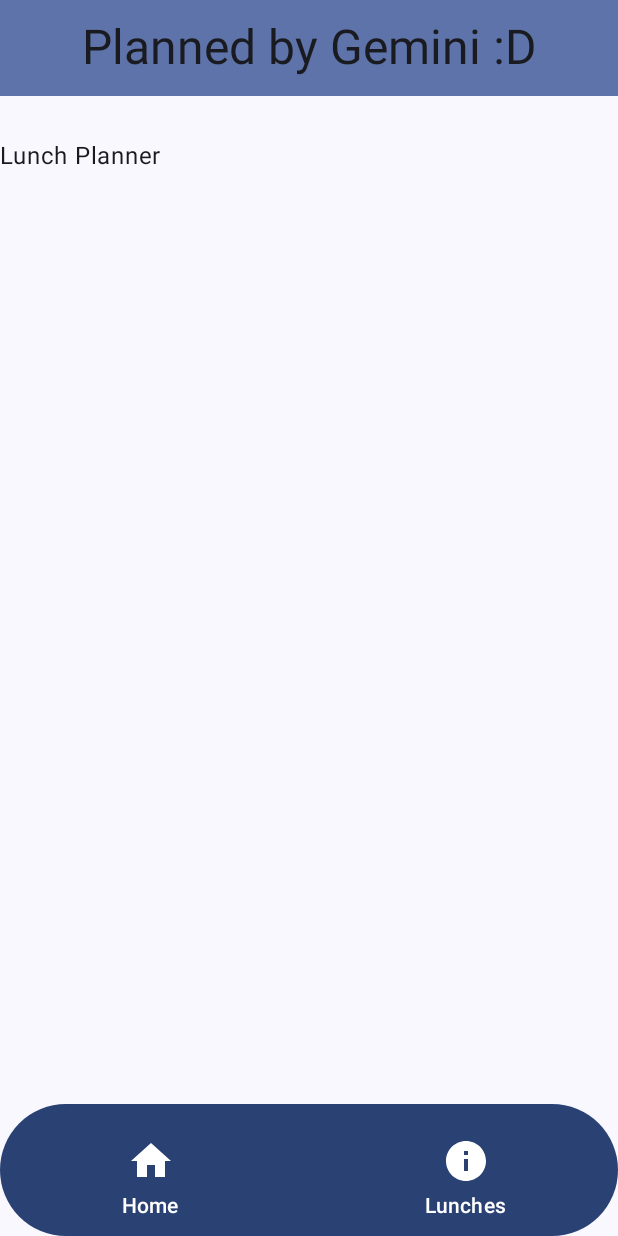
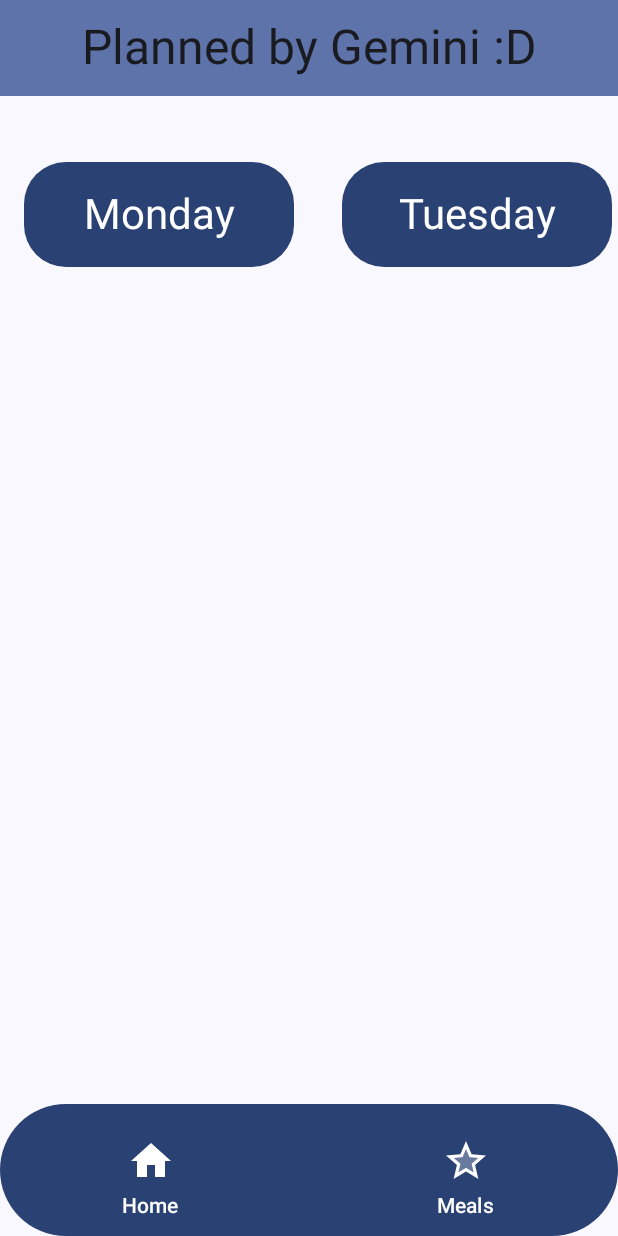
Before and after one commit to teodoradriann/GemiChef, an Android app built with Jetpack Compose: the screen it shows after launch (MainActivity), item 2 of the bottom bar chosen, on a phone screen of 412 x 824 dp. Run offline under Robolectric (Android 15) with nearby library versions, the phone set to English and light mode, and no system bars.

Commit message:
finished the list of days for the lunch screen

```diff
--- a/app/src/main/java/com/example/gemichef/MainActivity.kt
+++ b/app/src/main/java/com/example/gemichef/MainActivity.kt
@@ -4,7 +4,9 @@ import android.os.Bundle
 import androidx.activity.ComponentActivity
 import androidx.activity.compose.setContent
 import androidx.activity.enableEdgeToEdge
+import androidx.lifecycle.viewmodel.compose.viewModel
 import com.example.gemichef.ui.theme.GemiChefTheme
+import com.example.gemichef.viewmodels.PersonViewModel
 import com.example.gemichef.views.MainScreen
 
 class MainActivity : ComponentActivity() {
@@ -13,7 +15,8 @@ class MainActivity : ComponentActivity() {
         enableEdgeToEdge()
         setContent {
             GemiChefTheme {
-                MainScreen()
+                val personViewModel: PersonViewModel = viewModel()
+                MainScreen(personViewModel = personViewModel)
             }
         }
     }
--- a/app/src/main/java/com/example/gemichef/models/Person.kt
+++ b/app/src/main/java/com/example/gemichef/models/Person.kt
@@ -5,9 +5,12 @@ data class Person (
     val gender: String? = null,
     val weight: Int? = null,
     val height: Int? = null,
-    val fitnessObjective: String? = null
+    val fitnessObjective: String? = null,
+    val lunchPlan: MutableList<Meal>? = null,
+    val selectedDay: String? = null
 )
 
 
 val heights = List(120) { (it + 121) }
 val weights = List(120) { (it + 51) }
+val days = listOf("Monday", "Tuesday", "Wednesday", "Thursday", "Friday", "Saturday", "Sunday")
--- a/app/src/main/java/com/example/gemichef/viewmodels/PersonViewModel.kt
+++ b/app/src/main/java/com/example/gemichef/viewmodels/PersonViewModel.kt
@@ -32,6 +32,10 @@ class PersonViewModel : ViewModel() {
         _uiState.value = _uiState.value.copy(fitnessObjective = fitnessObjective)
     }
 
+//    fun showMealsForDay(day: String) : () -> Unit {
+//        return
+//    }
+
     fun sendToGemini() : Boolean {
         if (_uiState.value.gender != null && _uiState.value.age != null &&
             _uiState.value.weight != null && _uiState.value.height != null &&
--- a/app/src/main/java/com/example/gemichef/views/EnterInfoScreen.kt
+++ b/app/src/main/java/com/example/gemichef/views/EnterInfoScreen.kt
@@ -8,7 +8,6 @@ import androidx.compose.material3.CardDefaults
 import androidx.compose.runtime.Composable
 import androidx.compose.ui.Alignment
 import androidx.compose.ui.Modifier
-import androidx.compose.ui.res.stringResource
 import androidx.compose.ui.tooling.preview.Preview
 import androidx.compose.ui.unit.dp
 import com.example.gemichef.R
@@ -24,6 +23,8 @@ fun EnterInfo(
     age: Int,
     weight: Int,
     height: Int,
+    fitnessObjective: String,
+    gender: String = "",
     onGenderSelected: (String) -> Unit,
     onAgeSelected: (Int) -> Unit,
     onFitnessObjectiveSelected: (String) -> Unit,
@@ -42,13 +43,14 @@ fun EnterInfo(
                 horizontalAlignment = Alignment.CenterHorizontally,
                 modifier = modifier
             ) {
-                TextField(R.string.fitness_objective, onFitnessObjectiveSelected, modifier)
+                TextField(R.string.fitness_objective, fitnessObjective, onFitnessObjectiveSelected, modifier)
                 TextAndSlider(age, onAgeSelected, modifier)
-                DropdownMenu(height, stringResource(R.string.select_height), "cm", heights,
+                DropdownMenu(height, R.string.height, "cm", heights,
                     onHeightSelected, modifier)
-                DropdownMenu(weight, stringResource(R.string.select_weight), "kg", weights,
+                DropdownMenu(weight, R.string.weight, "kg", weights,
                     onWeightSelected, modifier)
                 GenderSelection(
+                    gender = gender,
                     onGenderSelected = { onGenderSelected(it) },
                     modifier
                 )
@@ -57,6 +59,7 @@ fun EnterInfo(
     }
 }
 
+
 @Preview
 @Composable
 fun EnterInfoPreview() {
@@ -64,6 +67,8 @@ fun EnterInfoPreview() {
         weight = 0,
         height = 0,
         age = 0,
+        fitnessObjective = "",
+        gender = "",
         onGenderSelected = {},
         onAgeSelected = {},
         onFitnessObjectiveSelected = {},
--- a/app/src/main/java/com/example/gemichef/views/LunchesScreen.kt
+++ b/app/src/main/java/com/example/gemichef/views/LunchesScreen.kt
@@ -1,25 +1,41 @@
 package com.example.gemichef.views
 
-import androidx.compose.foundation.layout.fillMaxSize
-import androidx.compose.material3.Text
+import androidx.compose.foundation.layout.padding
+import androidx.compose.foundation.lazy.LazyRow
+import androidx.compose.foundation.lazy.items
 import androidx.compose.runtime.Composable
 import androidx.compose.ui.Modifier
 import androidx.compose.ui.tooling.preview.Preview
+import androidx.compose.ui.unit.dp
+import com.example.gemichef.models.Meal
+import com.example.gemichef.models.days
 import com.example.gemichef.ui.theme.GemiChefTheme
+import com.example.gemichef.views.ui.elements.Bubble
 
 @Composable
 fun LunchesScreen(
+    meals: List<Meal>,
+    onClickedDay: () -> Unit,
     modifier: Modifier = Modifier
 ){
-    Text("Lunch Planner",
-        modifier = modifier.fillMaxSize()
-    )
+    LazyRow(
+        modifier = modifier
+    ) {
+        items(days) {
+            Bubble(it,
+                onClickedDay,
+                modifier = modifier.padding(16.dp))
+        }
+    }
 }
 
 @Preview
 @Composable
 fun LunchesScreenPreview() {
     GemiChefTheme {
-        LunchesScreen()
+        LunchesScreen(
+            emptyList(),
+            {}
+        )
     }
 }
--- a/app/src/main/java/com/example/gemichef/views/MainScreen.kt
+++ b/app/src/main/java/com/example/gemichef/views/MainScreen.kt
@@ -36,7 +36,7 @@ enum class Screens(@StringRes val title: Int){
 
 @Composable
 fun MainScreen(
-    personViewModel: PersonViewModel = viewModel(),
+    personViewModel: PersonViewModel,
     navController: NavHostController = rememberNavController(),
     modifier : Modifier = Modifier
 ) {
@@ -50,7 +50,6 @@ fun MainScreen(
     ) { padding ->
 
         val uiState by personViewModel.uiState.collectAsState()
-
         NavHost(
             navController = navController,
             startDestination = Screens.MainScreen.name,
@@ -79,8 +78,10 @@ fun MainScreen(
                     Spacer(modifier.padding(16.dp))
                     EnterInfo(
                         age = uiState.age ?: 0,
-                        weight = uiState.weight ?: 70,
-                        height = uiState.height ?: 170,
+                        weight = uiState.weight ?: 0,
+                        height = uiState.height ?: 0,
+                        gender = uiState.gender ?: "",
+                        fitnessObjective = uiState.fitnessObjective ?: "",
                         onGenderSelected = {
                             personViewModel.updateGender(it)
                         },
@@ -101,7 +102,7 @@ fun MainScreen(
                     GeminiButton(
                         onClick = {
                             if (personViewModel.sendToGemini()) {
-                                //navController.navigate(Screens.LunchPlannerScreen.name)
+                                navController.navigate(Screens.LunchPlannerScreen.name)
                             } else {
                                 // TODO: add popup telling user to fill in all fields
                             }
@@ -125,7 +126,12 @@ fun MainScreen(
                     )
                 }
             ) {
-                LunchesScreen()
+                LunchesScreen(
+                    uiState.lunchPlan ?: emptyList(),
+                    {
+                        //personViewModel.showMealsForDay(it)
+                    }
+                )
             }
         }
     }
@@ -137,6 +143,7 @@ fun MainScreen(
 @Composable
 fun MainScreenPreview() {
     GemiChefTheme {
-        MainScreen()
+        val personViewModel: PersonViewModel = viewModel()
+        MainScreen(personViewModel)
     }
 }
--- a/app/src/main/java/com/example/gemichef/views/ui/elements/BottomBar.kt
+++ b/app/src/main/java/com/example/gemichef/views/ui/elements/BottomBar.kt
@@ -6,7 +6,7 @@ import androidx.compose.foundation.layout.size
 import androidx.compose.foundation.shape.RoundedCornerShape
 import androidx.compose.material.icons.Icons
 import androidx.compose.material.icons.filled.Home
-import androidx.compose.material.icons.filled.Info
+import androidx.compose.material.icons.twotone.Star
 import androidx.compose.material3.Icon
 import androidx.compose.material3.MaterialTheme
 import androidx.compose.material3.NavigationBar
@@ -15,7 +15,6 @@ import androidx.compose.material3.Text
 import androidx.compose.runtime.Composable
 import androidx.compose.ui.Modifier
 import androidx.compose.ui.draw.clip
-import androidx.compose.ui.graphics.vector.ImageVector
 import androidx.compose.ui.res.stringResource
 import androidx.compose.ui.tooling.preview.Preview
 import androidx.compose.ui.unit.dp
@@ -63,7 +62,7 @@ fun BottomBar(
         NavigationBarItem(
             icon = {
                 Icon(
-                    imageVector = Icons.Default.Info,
+                    imageVector = Icons.TwoTone.Star,
                     contentDescription = "lunches",
                     tint = MaterialTheme.colorScheme.onPrimary,
                     modifier = Modifier.size(32.dp)
--- /dev/null
+++ b/app/src/main/java/com/example/gemichef/views/ui/elements/DaysBubble.kt
@@ -0,0 +1,51 @@
+package com.example.gemichef.views.ui.elements
+
+import androidx.compose.foundation.clickable
+import androidx.compose.foundation.layout.Box
+import androidx.compose.foundation.layout.fillMaxSize
+import androidx.compose.foundation.layout.size
+import androidx.compose.material3.Card
+import androidx.compose.material3.CardColors
+import androidx.compose.material3.MaterialTheme
+import androidx.compose.material3.Text
+import androidx.compose.runtime.Composable
+import androidx.compose.ui.Alignment
+import androidx.compose.ui.Modifier
+import androidx.compose.ui.tooling.preview.Preview
+import androidx.compose.ui.unit.dp
+
+@Composable
+fun Bubble(
+    day: String,
+    onClick: () -> Unit,
+    modifier: Modifier = Modifier
+) {
+    Card(
+        shape = MaterialTheme.shapes.extraLarge,
+        colors = CardColors(
+            containerColor = MaterialTheme.colorScheme.primary,
+            contentColor = MaterialTheme.colorScheme.onPrimary,
+            disabledContainerColor = MaterialTheme.colorScheme.primaryContainer,
+            disabledContentColor = MaterialTheme.colorScheme.onPrimaryContainer
+        ),
+        modifier = modifier
+            .size(width = 180.dp, height = 70.dp)
+            .clickable { onClick() }
+    ) {
+        Box(
+            modifier = Modifier.fillMaxSize(),
+            contentAlignment = Alignment.Center
+        ) {
+            Text(
+                text = day,
+                style = MaterialTheme.typography.headlineMedium
+            )
+        }
+    }
+}
+
+@Preview
+@Composable
+fun Preview() {
+    Bubble("Monday", {})
+}
--- a/app/src/main/java/com/example/gemichef/views/ui/elements/DropdownMenu.kt
+++ b/app/src/main/java/com/example/gemichef/views/ui/elements/DropdownMenu.kt
@@ -1,5 +1,6 @@
 package com.example.gemichef.views.ui.elements
 
+import androidx.annotation.StringRes
 import androidx.compose.foundation.clickable
 import androidx.compose.foundation.layout.Column
 import androidx.compose.foundation.layout.fillMaxWidth
@@ -12,18 +13,20 @@ import androidx.compose.material3.Icon
 import androidx.compose.material3.OutlinedTextField
 import androidx.compose.material3.Text
 import androidx.compose.runtime.Composable
+import androidx.compose.runtime.LaunchedEffect
 import androidx.compose.runtime.getValue
 import androidx.compose.runtime.mutableIntStateOf
 import androidx.compose.runtime.mutableStateOf
 import androidx.compose.runtime.saveable.rememberSaveable
 import androidx.compose.runtime.setValue
 import androidx.compose.ui.Modifier
+import androidx.compose.ui.res.stringResource
 import androidx.compose.ui.unit.dp
 
 @Composable
 fun DropdownMenu(
     defaultValue: Int,
-    text: String,
+    @StringRes text: Int,
     unit: String,
     options: List<Int>,
     onOptionSelected: (Int) -> Unit,
@@ -31,13 +34,18 @@ fun DropdownMenu(
 ) {
     var expanded by rememberSaveable { mutableStateOf(false) }
     var selectedOption by rememberSaveable { mutableIntStateOf(options[0]) }
+
+    LaunchedEffect(defaultValue) {
+        selectedOption = defaultValue
+    }
+
     Column(modifier = modifier.padding(16.dp)) {
         OutlinedTextField(
-            value = "$defaultValue $unit",
+            value = if (selectedOption == 0) "" else "$selectedOption $unit",
             onValueChange = {
-               onOptionSelected(selectedOption)
+
             },
-            label = { Text(text) },
+            label = { Text("Enter your ${stringResource(text)}") },
             readOnly = true,
             modifier = Modifier
                 .fillMaxWidth()
--- a/app/src/main/java/com/example/gemichef/views/ui/elements/GenderSelector.kt
+++ b/app/src/main/java/com/example/gemichef/views/ui/elements/GenderSelector.kt
@@ -17,11 +17,12 @@ import com.example.gemichef.R
 
 @Composable
 fun GenderSelection(
+    gender: String = "",
     onGenderSelected: (String) -> Unit,
     modifier : Modifier = Modifier
 ) {
     val genders = listOf(stringResource(R.string.male), stringResource(R.string.female))
-    var selectedGender by rememberSaveable { mutableStateOf("") }
+    var selectedGender by rememberSaveable { mutableStateOf(gender) }
     Column(
         modifier = modifier,
         horizontalAlignment = Alignment.CenterHorizontally
--- a/app/src/main/java/com/example/gemichef/views/ui/elements/TextAndSlider.kt
+++ b/app/src/main/java/com/example/gemichef/views/ui/elements/TextAndSlider.kt
@@ -7,9 +7,10 @@ import androidx.compose.foundation.text.KeyboardOptions
 import androidx.compose.material3.MaterialTheme
 import androidx.compose.material3.OutlinedTextField
 import androidx.compose.material3.Slider
-import androidx.compose.material3.SliderColors
+import androidx.compose.material3.SliderDefaults
 import androidx.compose.material3.Text
 import androidx.compose.runtime.Composable
+import androidx.compose.runtime.LaunchedEffect
 import androidx.compose.runtime.getValue
 import androidx.compose.runtime.mutableStateOf
 import androidx.compose.runtime.saveable.rememberSaveable
@@ -27,6 +28,11 @@ fun TextAndSlider(
     modifier: Modifier = Modifier
 ) {
     var age by rememberSaveable { mutableStateOf("") }
+
+    LaunchedEffect(defaultAge) {
+        age = if (defaultAge == 0) "" else defaultAge.toString()
+    }
+
     OutlinedTextField(
         value = age,
         onValueChange = { input ->
@@ -39,9 +45,11 @@ fun TextAndSlider(
             onAgeSelected(age.toIntOrNull() ?: defaultAge)
         },
         placeholder = {
-            Text(stringResource(R.string.age))
+            if (age.isEmpty()) {
+                Text(stringResource(R.string.enter_age))
+            }
         },
-        label = { Text(stringResource(R.string.enter_age)) },
+        label = { Text(stringResource(R.string.age)) },
         keyboardOptions = KeyboardOptions(keyboardType = KeyboardType.Number),
         singleLine = true,
     )
@@ -55,17 +63,10 @@ fun TextAndSlider(
                 onAgeSelected(age.toIntOrNull() ?: defaultAge)
             },
             valueRange = 0f..99f,
-            colors = SliderColors(
+            colors = SliderDefaults.colors(
                 thumbColor = MaterialTheme.colorScheme.primary,
                 activeTrackColor = MaterialTheme.colorScheme.primary,
-                inactiveTrackColor = MaterialTheme.colorScheme.primary.copy(alpha = 0.5f),
-                activeTickColor = MaterialTheme.colorScheme.primary,
-                inactiveTickColor = MaterialTheme.colorScheme.primary.copy(alpha = 0.5f),
-                disabledThumbColor = MaterialTheme.colorScheme.primary.copy(alpha = 0.5f),
-                disabledActiveTrackColor = MaterialTheme.colorScheme.primary.copy(alpha = 0.5f),
-                disabledInactiveTrackColor = MaterialTheme.colorScheme.primary.copy(alpha = 0.5f),
-                disabledActiveTickColor = MaterialTheme.colorScheme.primary.copy(alpha = 0.5f),
-                disabledInactiveTickColor = MaterialTheme.colorScheme.primary.copy(alpha = 0.5f)
+                inactiveTrackColor = MaterialTheme.colorScheme.primary.copy(alpha = 0.5f)
             ),
             modifier = Modifier
                 .padding(horizontal = 32.dp)
--- a/app/src/main/java/com/example/gemichef/views/ui/elements/TextField.kt
+++ b/app/src/main/java/com/example/gemichef/views/ui/elements/TextField.kt
@@ -18,10 +18,11 @@ import androidx.compose.ui.unit.dp
 @Composable
 fun TextField(
     @StringRes text: Int,
+    fitnessObjective: String,
     onFitnessObjectiveSelected: (String) -> Unit,
     modifier: Modifier = Modifier
 ) {
-    var objective by rememberSaveable { mutableStateOf("") }
+    var objective by rememberSaveable { mutableStateOf(fitnessObjective) }
     OutlinedTextField(
         value = objective,
         onValueChange = { input ->
--- a/app/src/main/res/values/strings.xml
+++ b/app/src/main/res/values/strings.xml
@@ -11,5 +11,7 @@
     <string name="select_weight">Select your weight</string>
     <string name="fitness_objective">Enter your fitness objective</string>
     <string name="home">Home</string>
-    <string name="lunches">Lunches</string>
+    <string name="lunches">Meals</string>
+    <string name="height">height</string>
+    <string name="weight">weight</string>
 </resources>
```
